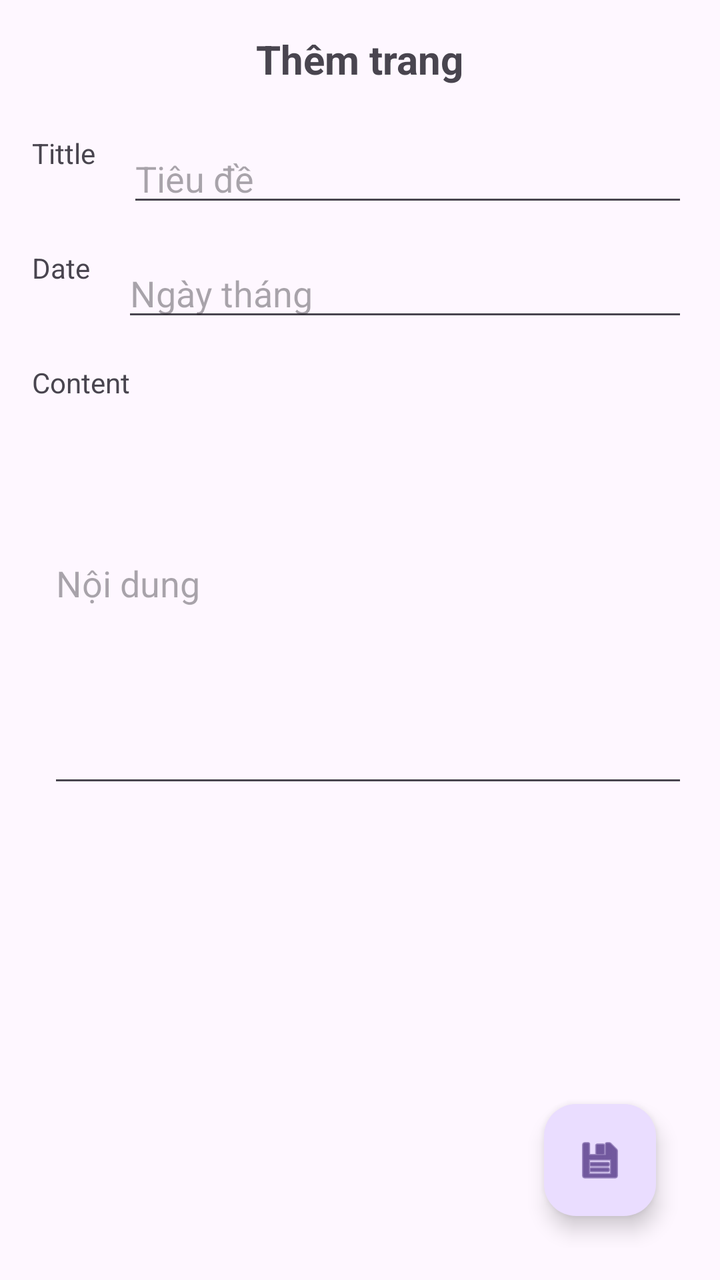
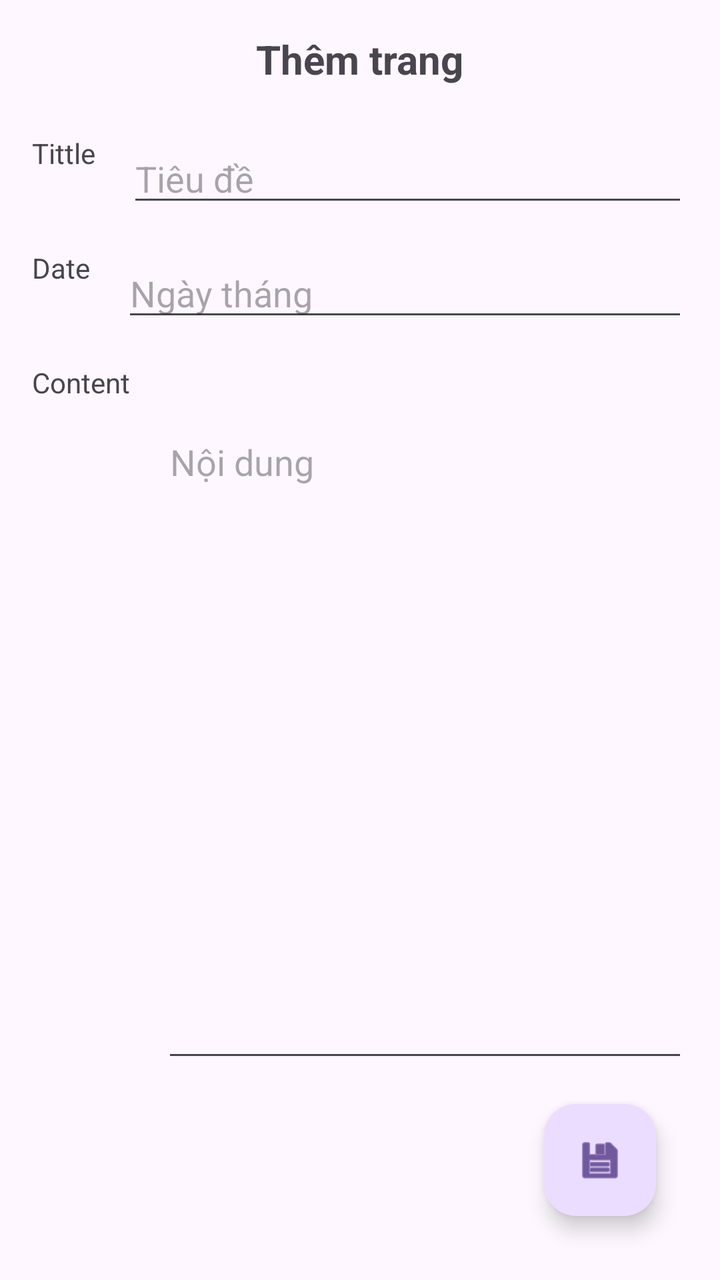

Two renders of the same Android screen: before a commit and after it. Below are the layout's source before the change and the commit's diff.
<!-- AndroidManifest.xml: application theme Theme.Nhatky -->
<!-- res/layout/activity_add_page.xml -->
<?xml version="1.0" encoding="utf-8"?>
<androidx.constraintlayout.widget.ConstraintLayout
    xmlns:android="http://schemas.android.com/apk/res/android"
    xmlns:app="http://schemas.android.com/apk/res-auto"
    android:layout_width="match_parent"
    android:layout_height="match_parent"
    android:padding="16dp">

    
    <TextView
        android:id="@+id/textView2"
        android:layout_width="wrap_content"
        android:layout_height="wrap_content"
        android:text="Thêm trang"
        android:textSize="20sp"
        android:textStyle="bold"
        app:layout_constraintEnd_toEndOf="parent"
        app:layout_constraintStart_toStartOf="parent"
        app:layout_constraintTop_toTopOf="parent" />

    
    <TextView
        android:id="@+id/textView3"
        android:layout_width="wrap_content"
        android:layout_height="wrap_content"
        android:layout_marginTop="24dp"
        android:text="Tittle"
        app:layout_constraintStart_toStartOf="parent"
        app:layout_constraintTop_toBottomOf="@id/textView2" />

    <EditText
        android:id="@+id/editTextTittle"
        android:layout_width="0dp"
        android:layout_height="wrap_content"
        android:layout_marginStart="16dp"
        android:hint="Tiêu đề"
        app:layout_constraintEnd_toEndOf="parent"
        app:layout_constraintStart_toEndOf="@id/textView3"
        app:layout_constraintTop_toTopOf="@id/textView3" />

    
    <TextView
        android:id="@+id/textView4"
        android:layout_width="wrap_content"
        android:layout_height="wrap_content"
        android:layout_marginTop="16dp"
        android:text="Date"
        app:layout_constraintStart_toStartOf="parent"
        app:layout_constraintTop_toBottomOf="@id/editTextTittle" />

    
    <EditText
        android:id="@+id/editTextDate"
        android:layout_width="0dp"
        android:layout_height="wrap_content"
        android:layout_marginStart="16dp"
        android:hint="Ngày tháng"
        android:inputType="textEmailAddress"
        app:layout_constraintEnd_toEndOf="parent"
        app:layout_constraintHorizontal_bias="1.0"
        app:layout_constraintStart_toEndOf="@id/textView4"
        app:layout_constraintTop_toTopOf="@id/textView4" />

    <TextView
        android:id="@+id/textView5"
        android:layout_width="wrap_content"
        android:layout_height="wrap_content"
        android:layout_marginTop="16dp"
        android:text="Content"
        app:layout_constraintStart_toStartOf="parent"
        app:layout_constraintTop_toBottomOf="@id/editTextDate" />

    
    <EditText
        android:id="@+id/editTextContent"
        android:layout_width="320dp"
        android:layout_height="217dp"
        android:layout_marginStart="16dp"
        android:hint="Nội dung"
        app:layout_constraintEnd_toEndOf="parent"
        app:layout_constraintHorizontal_bias="1.0"
        app:layout_constraintStart_toEndOf="@id/textView5"
        app:layout_constraintTop_toTopOf="@id/textView5" />

    <com.google.android.material.floatingactionbutton.FloatingActionButton
        android:id="@+id/floatingActionButton2"
        android:layout_width="wrap_content"
        android:layout_height="wrap_content"
        app:srcCompat="@android:drawable/ic_menu_save"
        app:layout_constraintBottom_toBottomOf="parent"
        app:layout_constraintEnd_toEndOf="parent"
        android:layout_margin="16dp"/>

</androidx.constraintlayout.widget.ConstraintLayout>
<!-- resources referenced by this layout -->
<resources>
  <style name="Theme.Nhatky" parent="Base.Theme.Nhatky" />
  <style name="Base.Theme.Nhatky" parent="Theme.Material3.DayNight.NoActionBar">
          
          
      </style>
</resources>

<!-- the commit's change to res/layout/activity_add_page.xml (unified diff, before → after) -->
@@ -70,25 +70,30 @@
         app:layout_constraintStart_toStartOf="parent"
         app:layout_constraintTop_toBottomOf="@id/editTextDate" />
 
-    
     <EditText
         android:id="@+id/editTextContent"
-        android:layout_width="320dp"
-        android:layout_height="217dp"
+        android:layout_width="0dp"
+        android:layout_height="0dp"
         android:layout_marginStart="16dp"
+        android:layout_marginTop="8dp"
+        android:layout_marginBottom="16dp"
+        android:gravity="top|start"
         android:hint="Nội dung"
+        android:inputType="textMultiLine"
+        android:minLines="10"
+        app:layout_constraintBottom_toTopOf="@id/floatingActionButton2"
         app:layout_constraintEnd_toEndOf="parent"
-        app:layout_constraintHorizontal_bias="1.0"
         app:layout_constraintStart_toEndOf="@id/textView5"
-        app:layout_constraintTop_toTopOf="@id/textView5" />
+        app:layout_constraintTop_toBottomOf="@id/textView5" />
 
     <com.google.android.material.floatingactionbutton.FloatingActionButton
         android:id="@+id/floatingActionButton2"
         android:layout_width="wrap_content"
         android:layout_height="wrap_content"
-        app:srcCompat="@android:drawable/ic_menu_save"
+        android:layout_margin="16dp"
         app:layout_constraintBottom_toBottomOf="parent"
         app:layout_constraintEnd_toEndOf="parent"
-        android:layout_margin="16dp"/>
+        app:srcCompat="@android:drawable/ic_menu_save" />
+
 
 </androidx.constraintlayout.widget.ConstraintLayout>
